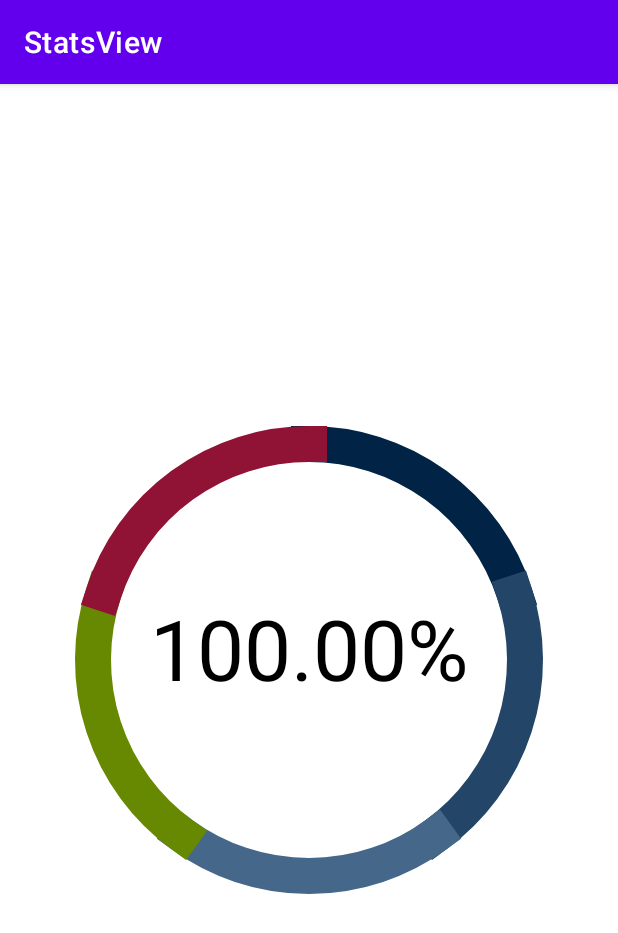
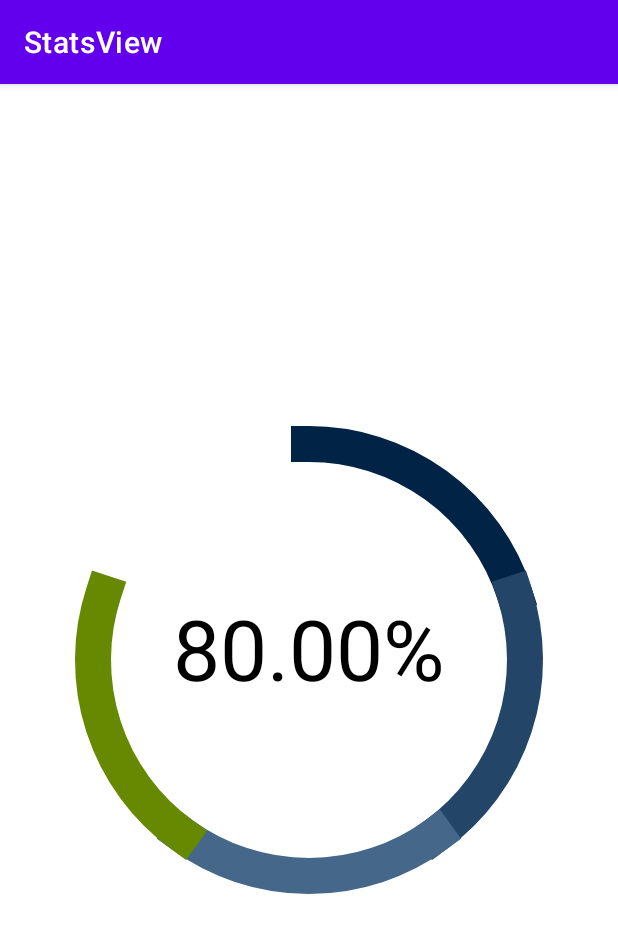
Before and after one commit to vOrzee/AND_AD.CustomViews, an Android app: the screen it shows after launch (MainActivity), on a phone screen of 412 x 824 dp. Shown: the top 933 px of the screen. Run offline under Robolectric (Android 15) with nearby library versions, the phone set to English and light mode, and no system bars.

Commit message:
Task 4. Add not full filled

```diff
--- a/app/src/main/java/ru/netology/statsview/MainActivity.kt
+++ b/app/src/main/java/ru/netology/statsview/MainActivity.kt
@@ -15,7 +15,7 @@ class MainActivity : AppCompatActivity() {
                 0.2F,
                 0.2F,
                 0.2F,
-                0.2F,
+                //0.2F,
             )
         }, 50)
 
--- a/app/src/main/java/ru/netology/statsview/ui/StatsView.kt
+++ b/app/src/main/java/ru/netology/statsview/ui/StatsView.kt
@@ -107,8 +107,14 @@ class StatsView @JvmOverloads constructor(
             textPaint,
         )
         var startFrom = -90F
-
-        when (fillingType) {
+        if (progress > data.sum() * smartStatsViewDivider(data.sum())) {
+            data.forEachIndexed { index, datum ->
+                val angle = datum * 360F * smartStatsViewDivider(data.sum())
+                paint.color = colors.getOrElse(index) { randomColor() }
+                canvas.drawArc(oval, startFrom, angle, false, paint)
+                startFrom += angle
+            }
+        } else when (fillingType) {
             1 -> { // fillingType "rotation"
                 data.forEachIndexed { index, datum ->
                     val angle = datum * 360F * smartStatsViewDivider(data.sum())
```
